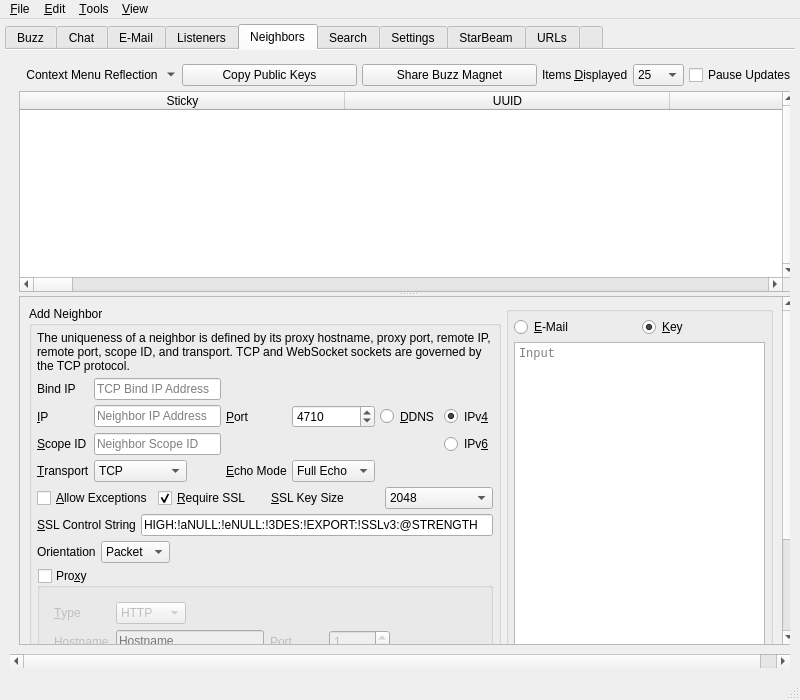
Qt form branches/trunk/UI/spot-on-controlcenter.ui (textbrowser/spot-on) before a commit.
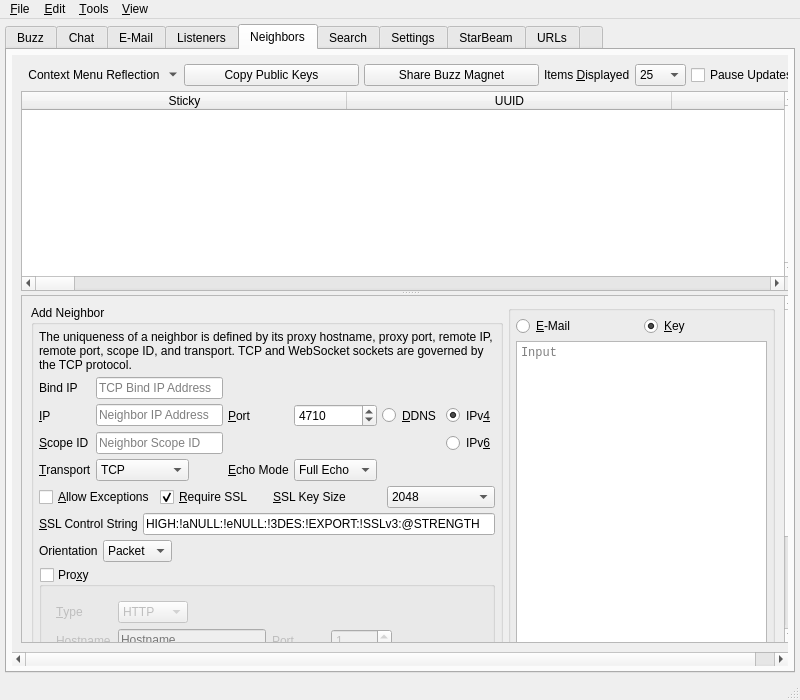
The same form after that commit. The open tabs and pages were chosen to show the change. Icons and pictures are not drawn. Custom widgets are drawn as their Qt base class.

Commit message: Mac document mode.

```diff
--- a/branches/trunk/UI/spot-on-controlcenter.ui
+++ b/branches/trunk/UI/spot-on-controlcenter.ui
@@ -54,9 +54,6 @@
       <property name="elideMode">
        <enum>Qt::ElideLeft</enum>
       </property>
-      <property name="documentMode">
-       <bool>true</bool>
-      </property>
       <widget class="QWidget" name="tab_buzz">
        <attribute name="title">
         <string>Buzz</string>
@@ -3648,8 +3645,8 @@
             <rect>
              <x>0</x>
              <y>0</y>
-             <width>780</width>
-             <height>594</height>
+             <width>772</width>
+             <height>590</height>
             </rect>
            </property>
            <layout class="QVBoxLayout" name="verticalLayout_14">
@@ -4058,7 +4055,7 @@
                  <rect>
                   <x>0</x>
                   <y>0</y>
-                  <width>743</width>
+                  <width>735</width>
                   <height>640</height>
                  </rect>
                 </property>
```
Left out of the diff: 37 changed lines with no effect on the pictures. The commit also changes 9 other files.
